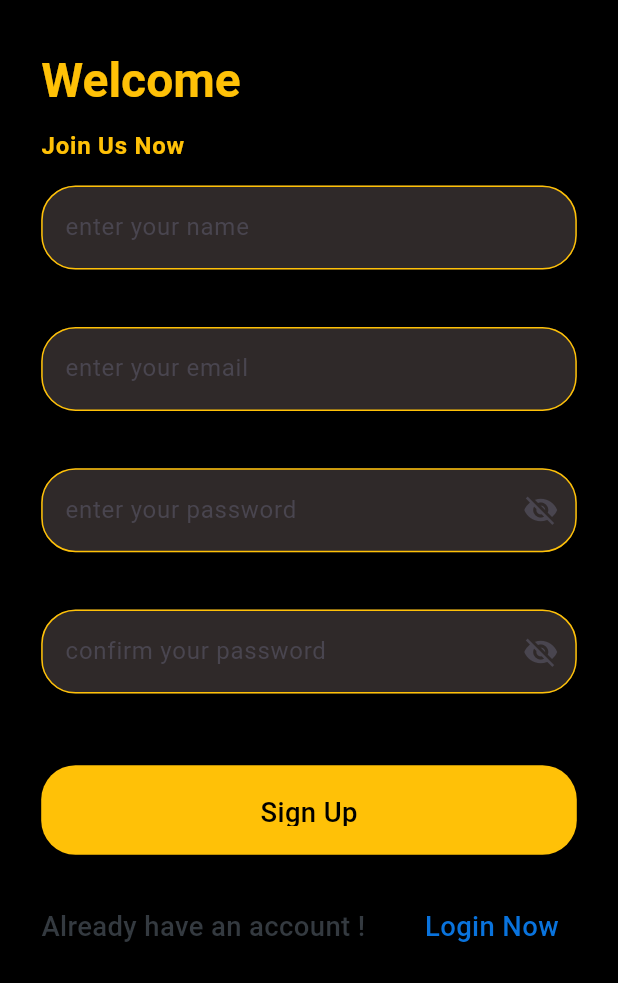
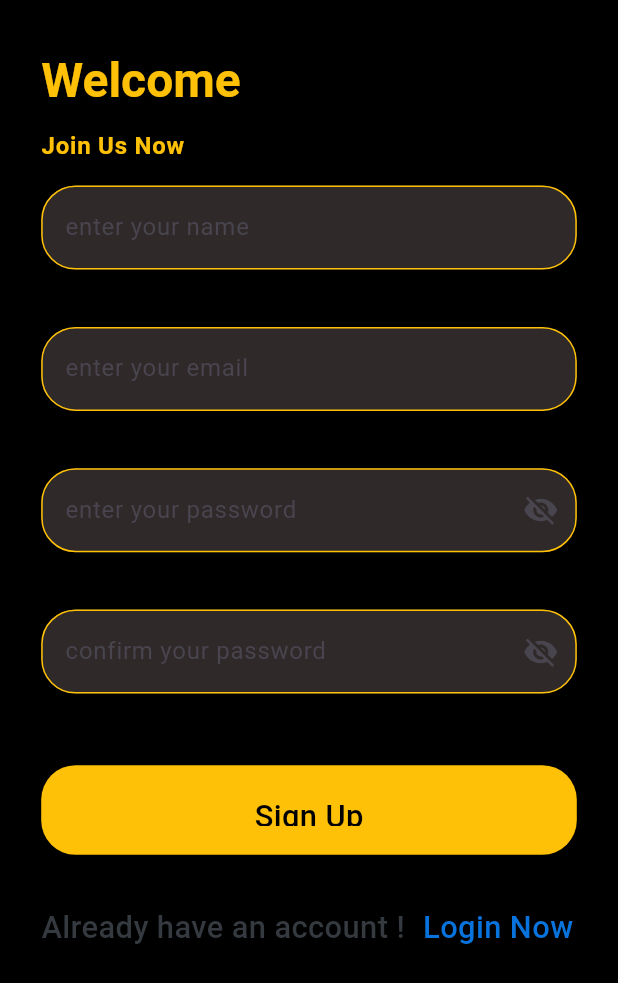
Before and after one commit to Mohmdhamad/eyego_auth_and_api_integration_task, a Flutter app: the RegisterScreen screen opened by its route, on a phone screen of 412 x 824 dp. Shown: the top 983 px of the screen. Run offline on Flutter 3.47's test engine with Material 3 defaults, Android fonts, the phone set to English and light mode, and no system bars; our stand-ins replace dartz, dio, firebase_auth, firebase_core, flutter_bloc, flutter_screenutil and 2 more; accounts and stored records are empty; network calls fail.

Commit message:
Done the app.

```diff
--- a/lib/core/utils/app_styles.dart
+++ b/lib/core/utils/app_styles.dart
@@ -8,7 +8,7 @@ class AppTheme {
     useMaterial3: true,
     textTheme: TextTheme(
       bodyMedium: TextStyle(
-        fontSize: AppSizes.sp16,
+        fontSize: AppSizes.sp18,
         color: AppColors.black,
         fontWeight: FontWeight.w500,
       ),
--- a/lib/main.dart
+++ b/lib/main.dart
@@ -31,7 +31,6 @@ class MyApp extends StatelessWidget {
       splitScreenMode: true,
       builder: (context, child) {
         AppSizes.init();
-
         return MaterialApp(
           debugShowCheckedModeBanner: false,
           theme: AppTheme.appTheme,
```
Also changed, not shown: lib/core/database/api/api_interpreter.dart (deleted, +0 -11 lines).
